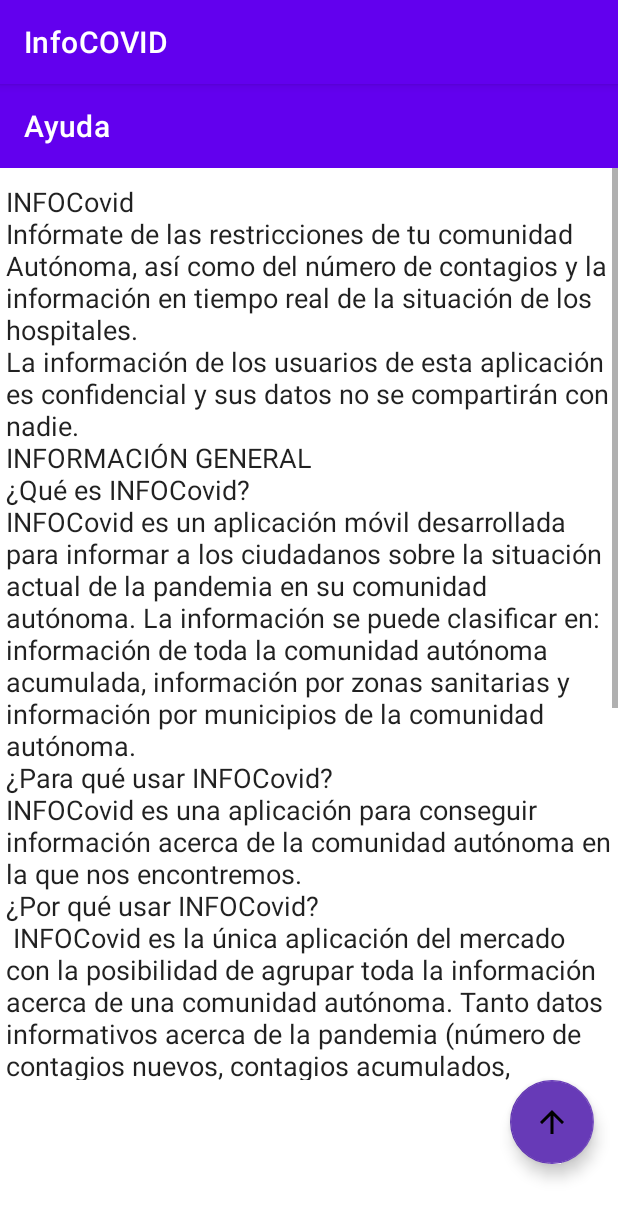
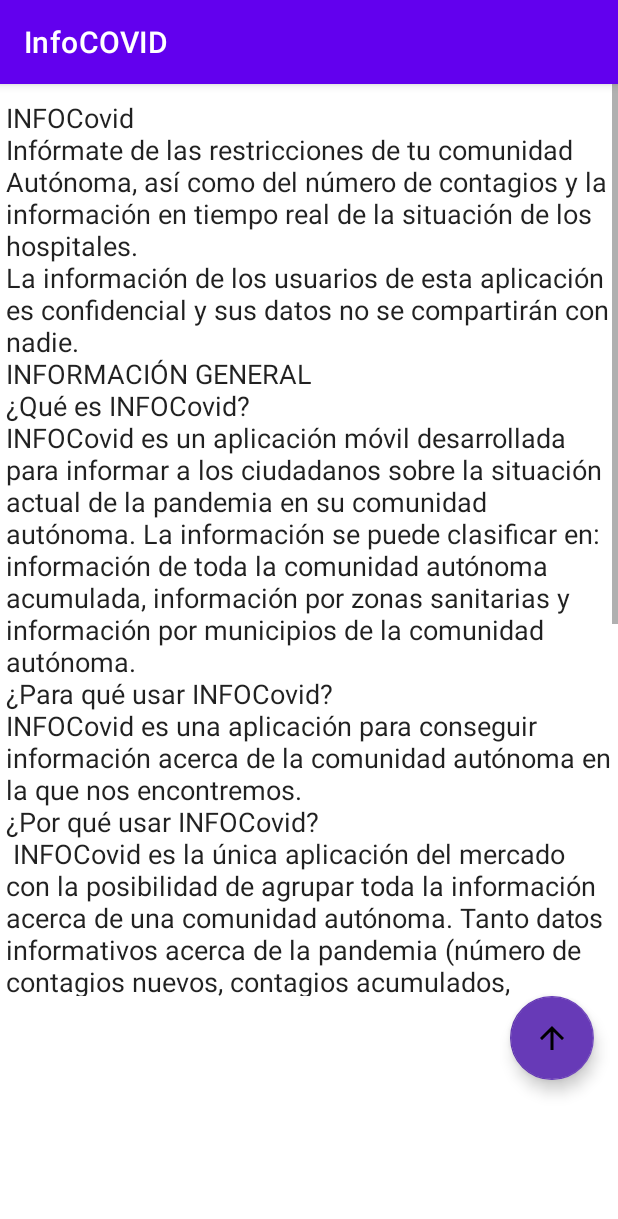
Before and after one commit to aitorortega03/PracticaProcesos, an Android app: the HelpFragment screen opened through its navigation route, on a phone screen of 412 x 824 dp. Shown: the top 1219 px of the screen. Run offline under Robolectric (Android 15) with nearby library versions, the phone set to English and light mode, and no system bars.

Commit message:
Eliminada la barra de estado redundante en la pantalla de ayuda

```diff
--- a/app/src/main/res/layout/fragment_help.xml
+++ b/app/src/main/res/layout/fragment_help.xml
@@ -13,15 +13,6 @@
         android:layout_width="match_parent"
         android:layout_height="match_parent"
         android:orientation="vertical">
-
-        <androidx.appcompat.widget.Toolbar
-            android:id="@+id/toolbar"
-            android:layout_width="match_parent"
-            android:layout_height="wrap_content"
-            android:background="?attr/colorPrimary"
-            android:minHeight="?attr/actionBarSize"
-            android:theme="?attr/actionBarTheme"
-            app:title="Ayuda" />
 
         <ScrollView
             android:layout_width="match_parent"
```
